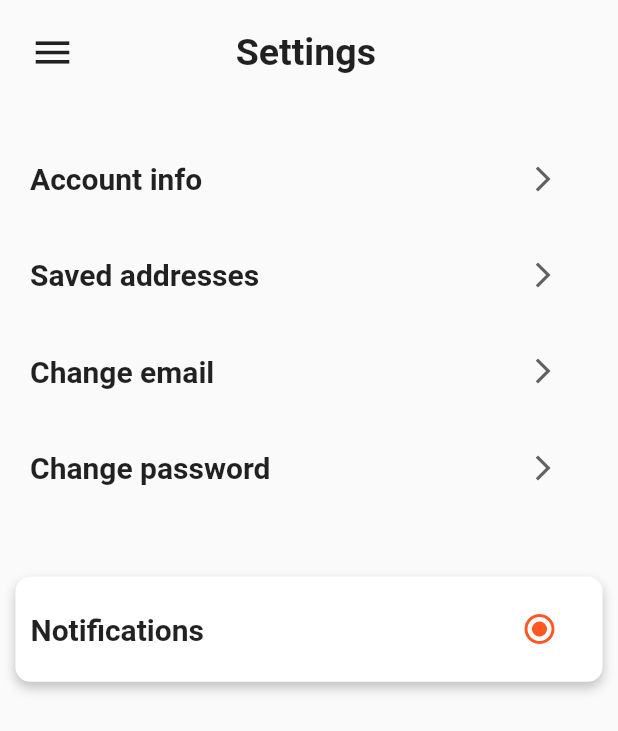
After one commit to Tolbaax/delivery, a Flutter app: the SettingsScreen screen opened directly, on a phone screen of 412 x 824 dp. The commit adds this screen. Shown: the top 731 px of the screen. Run offline on Flutter 3.47's test engine with Material 2 defaults, Android fonts, the phone set to English and light mode, and no system bars; network calls fail.

Commit message:
Delivery App UI

```diff
--- /dev/null
+++ b/lib/view/screens/seetings_screen.dart
@@ -0,0 +1,133 @@
+import 'package:flutter/material.dart';
+
+class SettingsScreen extends StatelessWidget {
+  const SettingsScreen({Key? key}) : super(key: key);
+
+  @override
+  Widget build(BuildContext context) {
+    return Scaffold(
+      body: Column(
+        children: [
+          Padding(
+            padding: const EdgeInsetsDirectional.all(20),
+            child: Column(
+              children: [
+                Row(
+                  children: [
+                    const Icon(Icons.menu,size: 30,),
+                    SizedBox(
+                      width: MediaQuery.of(context).size.width*0.26,
+                    ),
+                    const Text(
+                      'Settings',
+                      style: TextStyle(fontSize: 25,fontWeight: FontWeight.w700),
+                    ),
+                  ],
+                ),
+                SizedBox(
+                  height: MediaQuery.of(context).size.height*0.07,
+                ),
+                Row(
+                  children: [
+                    const Text(
+                      'Account info',
+                      style: TextStyle(fontSize: 20,fontWeight: FontWeight.w700),
+                    ),
+                    const Spacer(),
+                    Padding(
+                      padding: const EdgeInsetsDirectional.only(end: 20),
+                      child: Icon(
+                        Icons.arrow_forward_ios,color: Colors.grey.shade700,size: 20,),
+                    ),
+                  ],
+                ),
+                SizedBox(
+                  height: MediaQuery.of(context).size.height*0.05,
+                ),
+                Row(
+                  children: [
+                    const Text(
+                      'Saved addresses',
+                      style: TextStyle(fontSize: 20,fontWeight: FontWeight.w700),
+                    ),
+                    const Spacer(),
+                    Padding(
+                      padding: const EdgeInsetsDirectional.only(end: 20),
+                      child: Icon(
+                        Icons.arrow_forward_ios,color: Colors.grey.shade700,size: 20,),
+                    ),
+                  ],
+                ),
+                SizedBox(
+                  height: MediaQuery.of(context).size.height*0.05,
+                ),
+                Row(
+                  children: [
+                    const Text(
+                      'Change email',
+                      style: TextStyle(fontSize: 20,fontWeight: FontWeight.w700),
+                    ),
+                    const Spacer(),
+                    Padding(
+                      padding: const EdgeInsetsDirectional.only(end: 20),
+                      child: Icon(
+                        Icons.arrow_forward_ios,color: Colors.grey.shade700,size: 20,),
+                    ),
+                  ],
+                ),
+                SizedBox(
+                  height: MediaQuery.of(context).size.height*0.05,
+                ),
+                Row(
+                  children: [
+                    const Text(
+                      'Change password',
+                      style: TextStyle(fontSize: 20,fontWeight: FontWeight.w700),
+                    ),
+                    const Spacer(),
+                    Padding(
+                      padding: const EdgeInsetsDirectional.only(end: 20),
+                      child: Icon(
+                        Icons.arrow_forward_ios,color: Colors.grey.shade700,size: 20,),
+                    ),
+                  ],
+                ),
+              ],
+            ),
+          ),
+          SizedBox(
+            height: MediaQuery.of(context).size.height*0.05,
+          ),
+          Container(
+            height: MediaQuery.of(context).size.height*0.085,
+            width: MediaQuery.of(context).size.width*0.95,
+            decoration: BoxDecoration(
+              borderRadius: BorderRadius.circular(10),
+              color: Colors.white,
+              boxShadow:  [
+                BoxShadow(
+                  color: Colors.grey.withOpacity(0.6),
+                  blurRadius: 6,
+                  offset: const Offset(0,4),
+                ),
+              ]
+            ),
+            child: Padding(
+              padding: const EdgeInsetsDirectional.only(start: 10,end: 30),
+              child: Row(
+                children: const [
+                  Text(
+                    'Notifications',
+                    style: TextStyle(fontSize: 20,fontWeight: FontWeight.w700),
+                  ),
+                  Spacer(),
+                  Icon(Icons.radio_button_checked,color: Colors.deepOrange,)
+                ],
+              ),
+            ),
+          ),
+        ],
+      ),
+    );
+  }
+}
--- a/lib/view/widgets/category_widget.dart
+++ b/lib/view/widgets/category_widget.dart
@@ -2,8 +2,8 @@ import 'package:delivery/model/category_model.dart';
 import 'package:flutter/material.dart';
 
 class CategoryWidget extends StatefulWidget {
-  CategoryModel category;
-  CategoryWidget({Key? key, required this.category}) : super(key: key);
+  final CategoryModel category;
+  const CategoryWidget({Key? key, required this.category}) : super(key: key);
 
   @override
   State<CategoryWidget> createState() => _CategoryWidgetState();
--- a/lib/view/widgets/details_widget.dart
+++ b/lib/view/widgets/details_widget.dart
@@ -1,4 +1,3 @@
-import 'package:flutter/cupertino.dart';
 import 'package:flutter/material.dart';
 
 class Details extends StatelessWidget {
```
Also changed, not shown: lib/main.dart (+5 -2 lines), lib/view/screens/homeScreen.dart (+22 -6 lines), lib/view/widgets/my_drawer_header.dart (added, +80 -0 lines).
